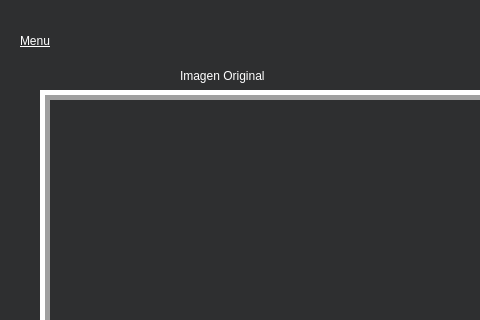
First picture: the form in GUI/mainwindow.ui, repository Porgois/TareaProgramada2, before the edit; both pictures show x 0 to 480 and y 0 to 320 of the 1044 by 711 pixel window.
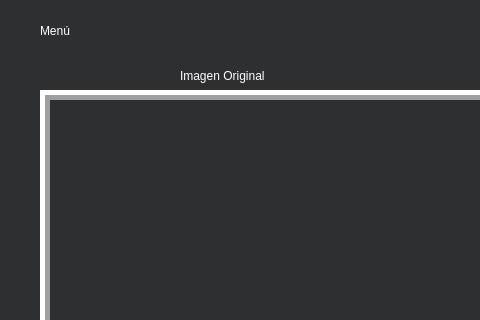
Second picture: the form after the edit.

What changed in the file:
```diff
--- a/GUI/mainwindow.ui
+++ b/GUI/mainwindow.ui
@@ -269,20 +269,18 @@
    <widget class="QLabel" name="menu">
     <property name="geometry">
      <rect>
-      <x>20</x>
-      <y>20</y>
+      <x>40</x>
+      <y>10</y>
       <width>71</width>
       <height>41</height>
      </rect>
     </property>
     <property name="styleSheet">
-     <string notr="true">font: 22pt &quot;Consolas&quot;;
-text-decoration: underline;
-font: 700 20pt &quot;Consolas&quot;;
+     <string notr="true">font: 700 20pt &quot;Consolas&quot;;
 color:rgb(255, 255, 255);</string>
     </property>
     <property name="text">
-     <string>Menu</string>
+     <string>Menú</string>
     </property>
    </widget>
    <widget class="QPushButton" name="mirrored">
```
